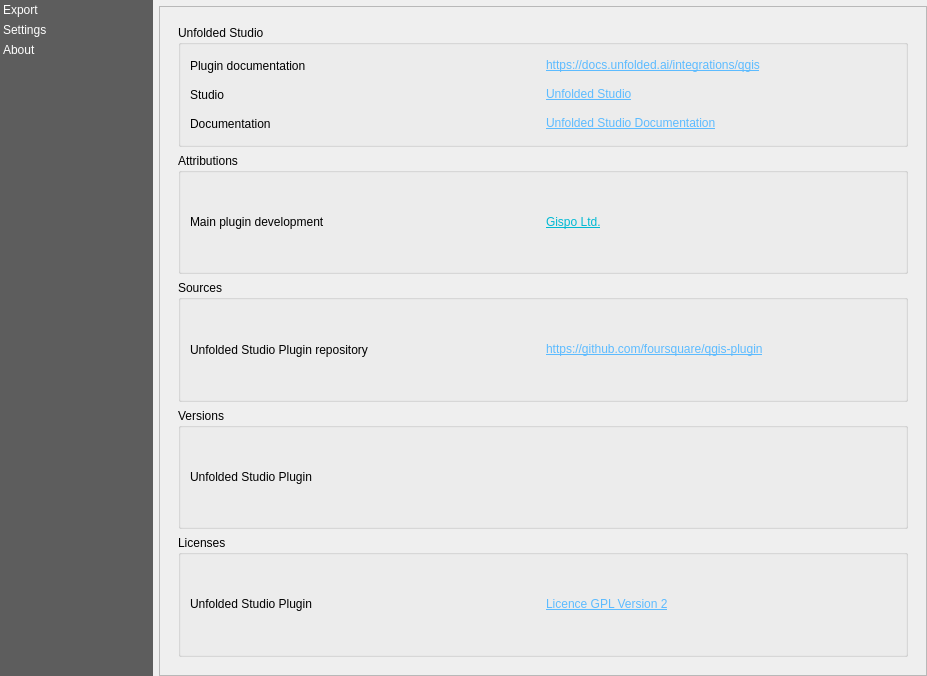
First picture: the form in Foursquare/resources/ui/unfolded_dialog.ui, repository foursquare/qgis-plugin, before the edit.
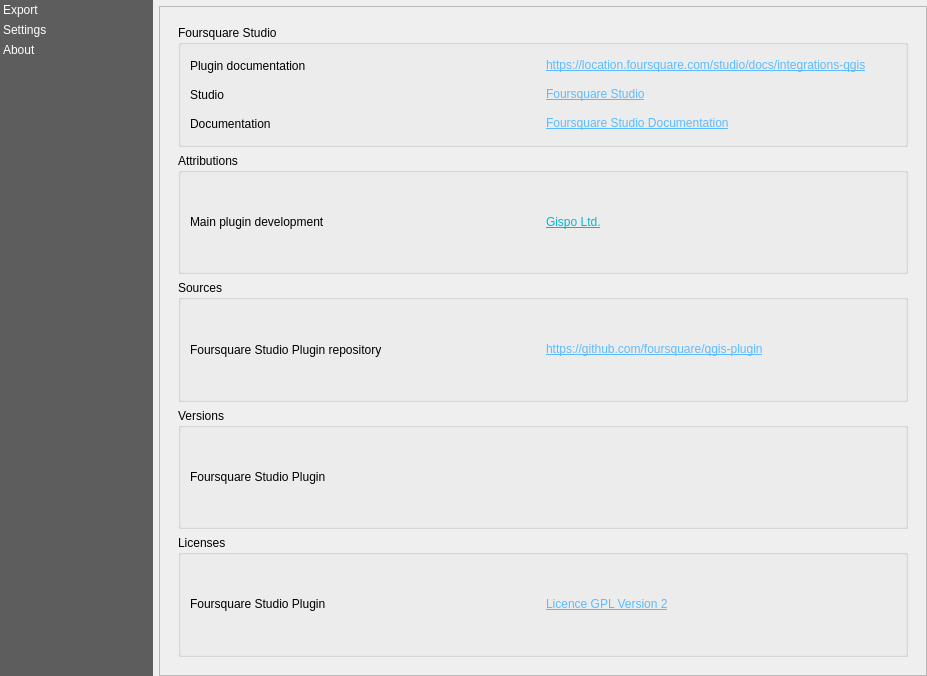
Second picture: the form after the edit. The open tabs and pages were chosen to show the change. Custom widgets are drawn as their Qt base class.

Diff of the .ui file:
```diff
--- a/Foursquare/resources/ui/unfolded_dialog.ui
+++ b/Foursquare/resources/ui/unfolded_dialog.ui
@@ -837,7 +837,7 @@
                 </sizepolicy>
                </property>
                <property name="title">
-                <string>Unfolded Studio</string>
+                <string>Foursquare Studio</string>
                </property>
                <layout class="QVBoxLayout" name="verticalLayout_9">
                 <item>
@@ -854,7 +854,7 @@
                      </sizepolicy>
                     </property>
                     <property name="text">
-                      <string>&lt;html&gt;&lt;head/&gt;&lt;body&gt;&lt;p&gt;&lt;a href=&quot;https://studio.unfolded.ai/&quot;&gt;&lt;span style=&quot; text-decoration: underline; color:#5cbbff;&quot;&gt;Unfolded Studio&lt;/span&gt;&lt;/a&gt;&lt;/p&gt;&lt;/body&gt;&lt;/html&gt;</string>
+                      <string>&lt;html&gt;&lt;head/&gt;&lt;body&gt;&lt;p&gt;&lt;a href=&quot;https://studio.foursquare.com/&quot;&gt;&lt;span style=&quot; text-decoration: underline; color:#5cbbff;&quot;&gt;Foursquare Studio&lt;/span&gt;&lt;/a&gt;&lt;/p&gt;&lt;/body&gt;&lt;/html&gt;</string>
                     </property>
                     <property name="openExternalLinks">
                      <bool>true</bool>
@@ -871,7 +871,7 @@
                   <item row="0" column="1">
                    <widget class="QLabel" name="label_4">
                     <property name="text">
-                      <string>&lt;html&gt;&lt;head/&gt;&lt;body&gt;&lt;p&gt;&lt;a href=&quot;https://docs.unfolded.ai/integrations/qgis&quot;&gt;&lt;span style=&quot; text-decoration: underline; color:#5cbbff;&quot;&gt;https://docs.unfolded.ai/integrations/qgis&lt;/span&gt;&lt;/a&gt;&lt;/p&gt;&lt;/body&gt;&lt;/html&gt;</string>
+                      <string>&lt;html&gt;&lt;head/&gt;&lt;body&gt;&lt;p&gt;&lt;a href=&quot;https://location.foursquare.com/studio/docs/integrations-qgis&quot;&gt;&lt;span style=&quot; text-decoration: underline; color:#5cbbff;&quot;&gt;https://location.foursquare.com/studio/docs/integrations-qgis&lt;/span&gt;&lt;/a&gt;&lt;/p&gt;&lt;/body&gt;&lt;/html&gt;</string>
                     </property>
                     <property name="openExternalLinks">
                      <bool>true</bool>
@@ -900,7 +900,7 @@
                      </sizepolicy>
                     </property>
                     <property name="text">
-                      <string>&lt;html&gt;&lt;head/&gt;&lt;body&gt;&lt;p&gt;&lt;a href=&quot;https://docs.unfolded.ai/&quot;&gt;&lt;span style=&quot; text-decoration: underline; color:#5cbbff;&quot;&gt;Unfolded Studio Documentation&lt;/span&gt;&lt;/a&gt;&lt;/p&gt;&lt;/body&gt;&lt;/html&gt;</string>
+                      <string>&lt;html&gt;&lt;head/&gt;&lt;body&gt;&lt;p&gt;&lt;a href=&quot;https://location.foursquare.com/studio/docs&quot;&gt;&lt;span style=&quot; text-decoration: underline; color:#5cbbff;&quot;&gt;Foursquare Studio Documentation&lt;/span&gt;&lt;/a&gt;&lt;/p&gt;&lt;/body&gt;&lt;/html&gt;</string>
                     </property>
                     <property name="openExternalLinks">
                      <bool>true</bool>
@@ -1015,7 +1015,7 @@
                            </sizepolicy>
                          </property>
                          <property name="text">
-                           <string>Unfolded Studio Plugin repository</string>
+                           <string>Foursquare Studio Plugin repository</string>
                          </property>
                        </widget>
                      </item>
@@ -1060,7 +1060,7 @@
                      </sizepolicy>
                     </property>
                     <property name="text">
-                     <string>Unfolded Studio Plugin</string>
+                     <string>Foursquare Studio Plugin</string>
                     </property>
                    </widget>
                   </item>
@@ -1092,7 +1092,7 @@
                      </sizepolicy>
                     </property>
                     <property name="text">
-                     <string>Unfolded Studio Plugin</string>
+                     <string>Foursquare Studio Plugin</string>
                     </property>
                    </widget>
                   </item>
```
Left out of the diff: 10 changed lines with no effect on the pictures.
